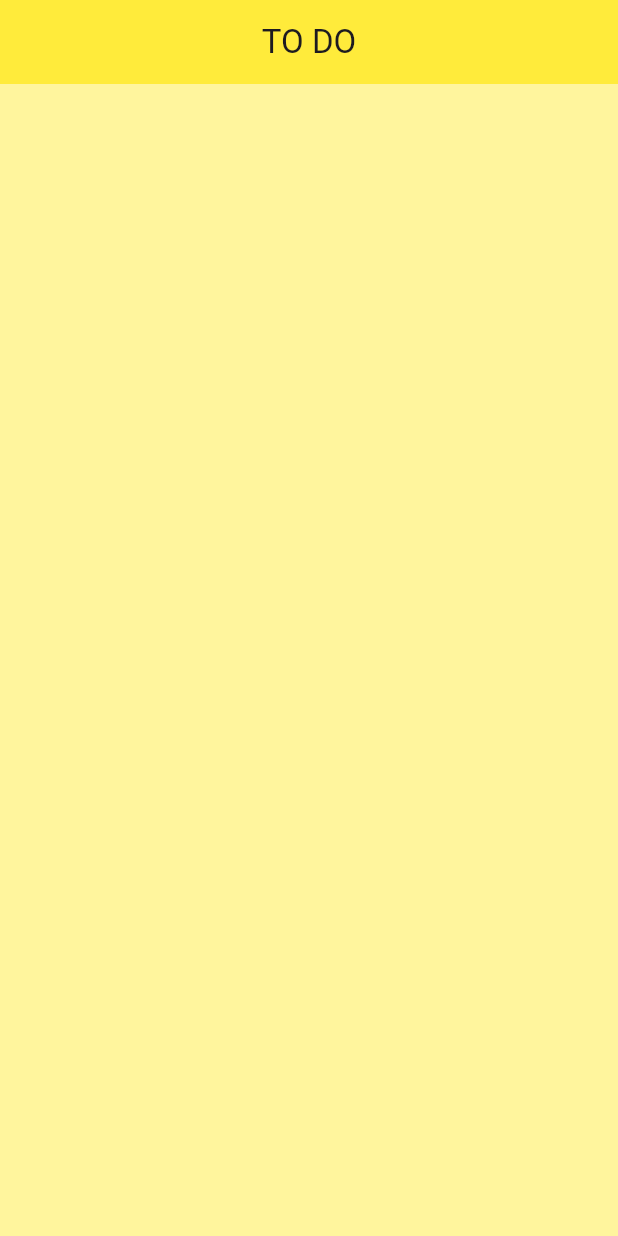
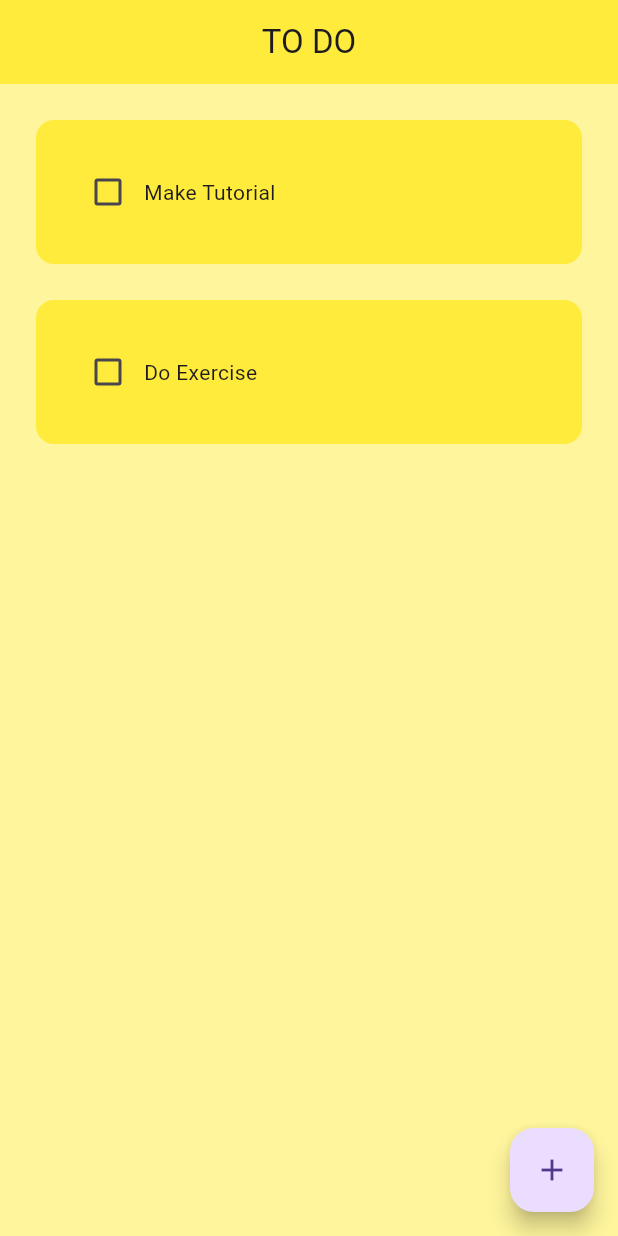
Before and after one commit to Pawel-Gnat/Flutter-to-do-app, a Flutter app: the screen it shows after launch, on a phone screen of 412 x 824 dp. Run offline on Flutter 3.47's test engine with Material 3 defaults, Android fonts, the phone set to English and light mode, and no system bars; drawn by our look-alikes of flutter_slidable.

Commit message:
feat: add/remove task

```diff
--- a/lib/components/todo_tile.dart
+++ b/lib/components/todo_tile.dart
@@ -1,31 +1,56 @@
 import 'package:flutter/material.dart';
-import 'package:flutter/widgets.dart';
+import 'package:flutter_slidable/flutter_slidable.dart';
 
 class TodoTile extends StatelessWidget {
   final String taskName;
   final bool taskCompleted;
   Function(bool?)? onChanged;
+  Function(BuildContext)? deleteFunction;
 
   TodoTile(
       {super.key,
       required this.taskName,
       required this.taskCompleted,
-      required this.onChanged});
+      required this.onChanged,
+      required this.deleteFunction});
 
   @override
   Widget build(BuildContext context) {
     return Padding(
-        padding: EdgeInsets.all(24),
+        padding: EdgeInsets.only(left: 24, right: 24, top: 24),
+        child: Slidable(
+            endActionPane: ActionPane(
+              motion: StretchMotion(),
+              children: [
+                SlidableAction(
+                  onPressed: deleteFunction,
+                  icon: Icons.delete,
+                  backgroundColor: Colors.red.shade300,
+                  borderRadius: BorderRadius.circular(12),
+                )
+              ],
+            ),
             child: Container(
               padding: EdgeInsets.all(24),
               child: Row(
                 children: [
-              Checkbox(value: taskCompleted, onChanged: onChanged),
-              Text(taskName)
+                  Checkbox(
+                    value: taskCompleted,
+                    onChanged: onChanged,
+                    activeColor: Colors.black,
+                  ),
+                  Text(
+                    taskName,
+                    style: TextStyle(
+                        decoration: taskCompleted
+                            ? TextDecoration.lineThrough
+                            : TextDecoration.none),
+                  )
                 ],
               ),
               decoration: BoxDecoration(
-              color: Colors.yellow, borderRadius: BorderRadius.circular(12)),
-        ));
+                  color: Colors.yellow,
+                  borderRadius: BorderRadius.circular(12)),
+            )));
   }
 }
--- a/lib/main.dart
+++ b/lib/main.dart
@@ -10,10 +10,6 @@ class MyApp extends StatelessWidget {
 
   @override
   Widget build(BuildContext context) {
-    return MaterialApp(
-      debugShowCheckedModeBanner: false,
-      home: HomePage(),
-      // theme: ThemeData(primarySwatch: Colors.yellow)
-    );
+    return MaterialApp(debugShowCheckedModeBanner: false, home: HomePage());
   }
 }
--- a/lib/pages/home_page.dart
+++ b/lib/pages/home_page.dart
@@ -1,4 +1,5 @@
 import 'package:flutter/material.dart';
+import '../components/dialog_box.dart';
 import '../components/todo_tile.dart';
 
 class HomePage extends StatefulWidget {
@@ -9,10 +10,44 @@ class HomePage extends StatefulWidget {
 }
 
 class _HomePageState extends State<HomePage> {
+  final _controller = TextEditingController();
+
   List toDoList = [
     ["Make Tutorial", false],
     ["Do Exercise", false],
   ];
+
+  void checkBoxChanged(bool? value, int index) {
+    setState(() {
+      toDoList[index][1] = !toDoList[index][1];
+    });
+  }
+
+  void saveNewTask() {
+    setState(() {
+      toDoList.add([_controller.text, false]);
+      _controller.clear();
+    });
+    Navigator.of(context).pop();
+  }
+
+  void createNewTask() {
+    showDialog(
+        context: context,
+        builder: (context) {
+          return DialogBox(
+            controller: _controller,
+            onSave: saveNewTask,
+            onCancel: () => Navigator.of(context).pop(),
+          );
+        });
+  }
+
+  void deleteTask(int index) {
+    setState(() {
+      toDoList.removeAt(index);
+    });
+  }
 
   @override
   Widget build(BuildContext context) {
@@ -23,19 +58,19 @@ class _HomePageState extends State<HomePage> {
           centerTitle: true,
           backgroundColor: Colors.yellow,
         ),
-        body: ListView.builder(itemBuilder: itemBuilder)
-        // body: ListView(
-        //   children: [
-        //     TodoTile(
-        //         taskName: 'Make Tutorial',
-        //         taskCompleted: true,
-        //         onChanged: (value) {}),
-        //     TodoTile(
-        //         taskName: 'Do Exercise',
-        //         taskCompleted: false,
-        //         onChanged: (value) {}),
-        //   ],
-        // ),
-        );
+        floatingActionButton: FloatingActionButton(
+          onPressed: createNewTask,
+          child: Icon(Icons.add),
+        ),
+        body: ListView.builder(
+            itemCount: toDoList.length,
+            itemBuilder: (context, index) {
+              return TodoTile(
+                taskName: toDoList[index][0],
+                taskCompleted: toDoList[index][1],
+                onChanged: (value) => checkBoxChanged(value, index),
+                deleteFunction: (context) => deleteTask(index),
+              );
+            }));
   }
 }
--- a/pubspec.yaml
+++ b/pubspec.yaml
@@ -1,5 +1,5 @@
 name: flutter_application_1
-description: "A new Flutter project."
+description: 'A new Flutter project.'
 # The following line prevents the package from being accidentally published to
 # pub.dev using `flutter pub publish`. This is preferred for private packages.
 publish_to: 'none' # Remove this line if you wish to publish to pub.dev
@@ -31,10 +31,10 @@ dependencies:
   flutter:
     sdk: flutter
 
-
   # The following adds the Cupertino Icons font to your application.
   # Use with the CupertinoIcons class for iOS style icons.
   cupertino_icons: ^1.0.6
+  flutter_slidable: ^3.0.1
 
 dev_dependencies:
   flutter_test:
@@ -52,7 +52,6 @@ dev_dependencies:
 
 # The following section is specific to Flutter packages.
 flutter:
-
   # The following line ensures that the Material Icons font is
   # included with your application, so that you can use the icons in
   # the material Icons class.
```
Also changed, not shown: lib/components/dialog_box.dart (added, +40 -0 lines), lib/components/task_button.dart (added, +16 -0 lines), pubspec.lock. Lines whose indentation alone changed are shown as unchanged.
